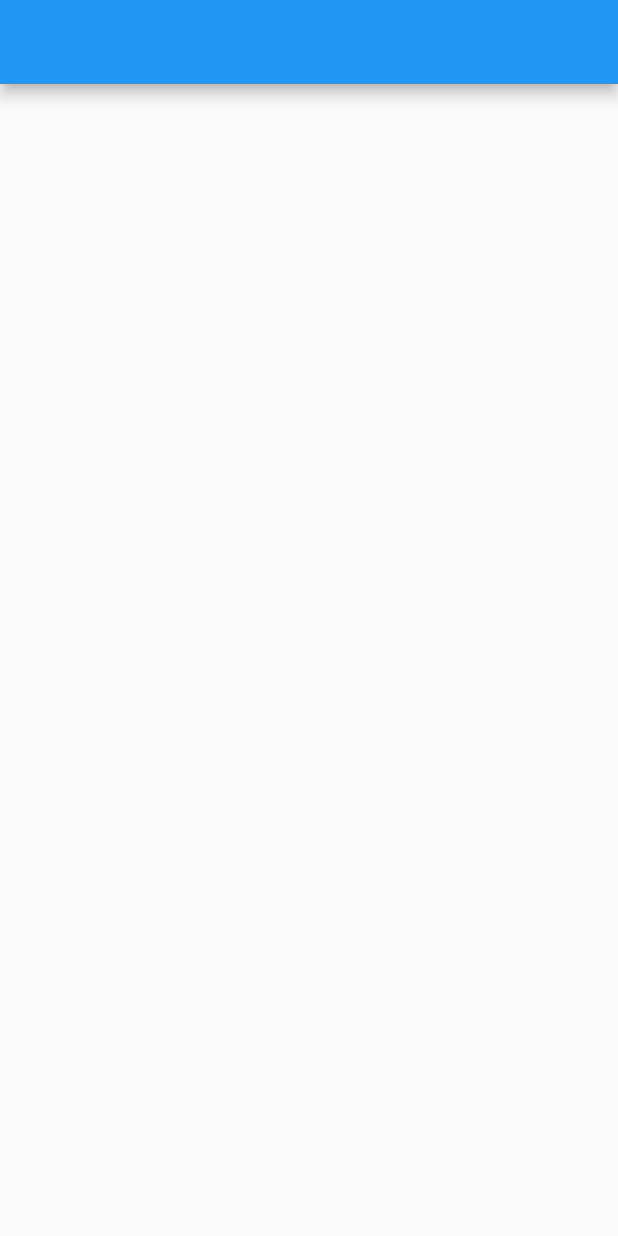
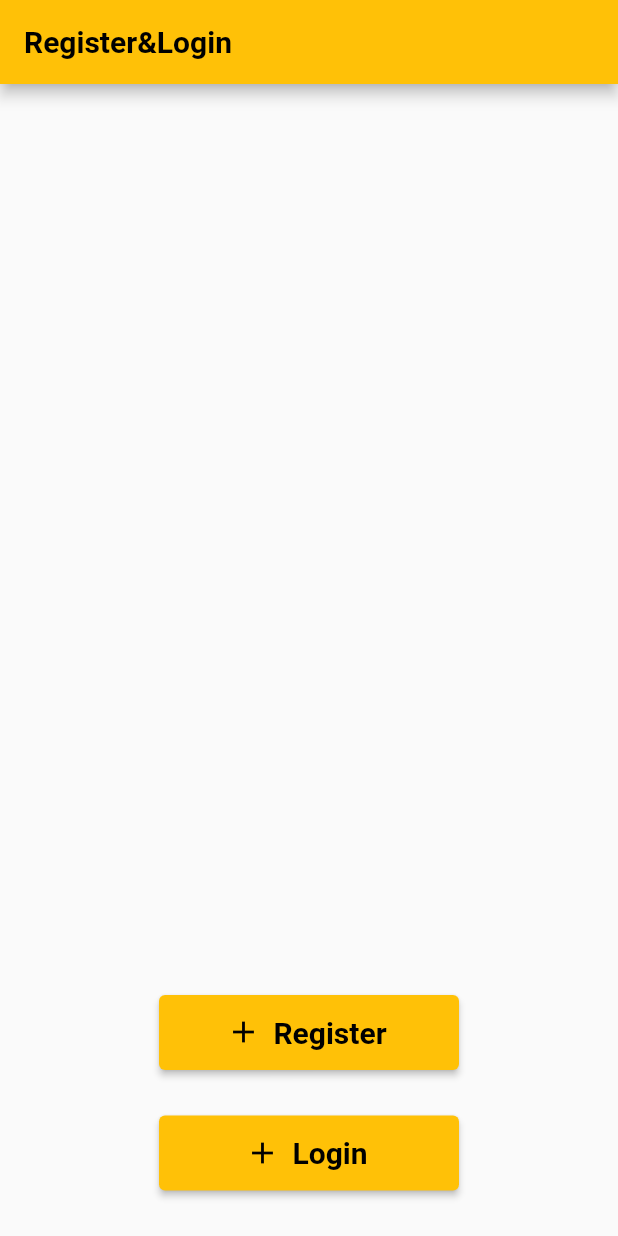
Before and after one commit to NNJio/FlutterLab_Register_Login_API, a Flutter app: the screen it shows after launch, on a phone screen of 412 x 824 dp. Run offline on Flutter 3.47's test engine with Material 2 defaults, Android fonts, the phone set to English and light mode, and no system bars.

Commit message:
[Add] Home page and file

```diff
--- a/lib/main.dart
+++ b/lib/main.dart
@@ -9,16 +9,15 @@ void main() {
 class MyApp extends StatelessWidget {
   const MyApp({Key? key}) : super(key: key);
 
-
   @override
   Widget build(BuildContext context) {
     return MaterialApp(
+      debugShowCheckedModeBanner: false,
       title: 'Flutter Demo',
       theme: ThemeData(
-
-        primarySwatch: Colors.blue,
+        primarySwatch: Colors.amber,
       ),
-      home: const HomePage(),
+      home: HomePage(),
     );
   }
 }
--- a/lib/views/home.dart
+++ b/lib/views/home.dart
@@ -1,16 +1,33 @@
 import 'package:flutter/material.dart';
-import 'package:flutter/src/foundation/key.dart';
-import 'package:flutter/src/widgets/framework.dart';
+
+import '../widgets/button_widget.dart';
 
 class HomePage extends StatelessWidget {
-  const HomePage({Key? key}) : super(key: key);
+  HomePage({Key? key}) : super(key: key);
+  var buttonStyle = const TextStyle(fontSize: 20, fontWeight: FontWeight.bold);
+  final String _re = 'Register';
+  final String _log = 'Login';
+
 
   @override
   Widget build(BuildContext context) {
     return Scaffold(
-      appBar: AppBar(),
+      appBar: AppBar(
+        title:  Text('Register&Login',style: buttonStyle,),
+      ),
       body: SafeArea(
-        child: Container(),
+        child: Center(
+          child: Column(
+            mainAxisAlignment: MainAxisAlignment.spaceAround,
+            children: [
+              const Spacer(flex: 40),
+              ButtonWidget(re: _re, buttonStyle: buttonStyle),
+              const Spacer(flex: 2),
+              ButtonWidget(re: _log, buttonStyle: buttonStyle),
+              const Spacer(flex: 2),
+            ],
+          ),
+        ),
       ),
     );
   }
--- /dev/null
+++ b/lib/widgets/button_widget.dart
@@ -0,0 +1,25 @@
+import 'package:flutter/material.dart';
+
+class ButtonWidget extends StatelessWidget {
+  const ButtonWidget({
+    Key? key,
+    required String re,
+    required this.buttonStyle,
+  }) : _re = re, super(key: key);
+
+  final String _re;
+  final TextStyle buttonStyle;
+
+  @override
+  Widget build(BuildContext context) {
+    return SizedBox(
+      width: 200,
+      height: 50,
+      child: ElevatedButton.icon(
+        onPressed: () {},
+        icon: const Icon(Icons.add),
+        label: Text(_re, style: buttonStyle),
+      ),
+    );
+  }
+}
```
Also changed, not shown: lib/views/login.dart (added), lib/views/register.dart (added), 7 other files.
